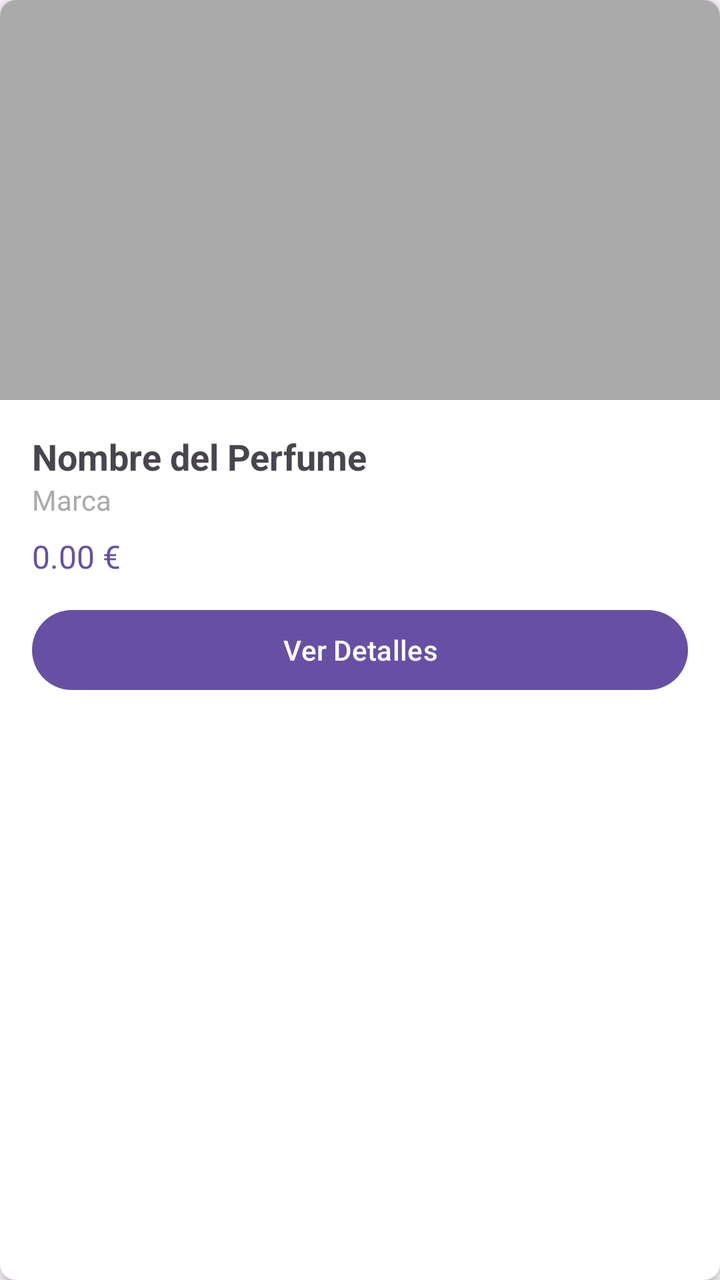
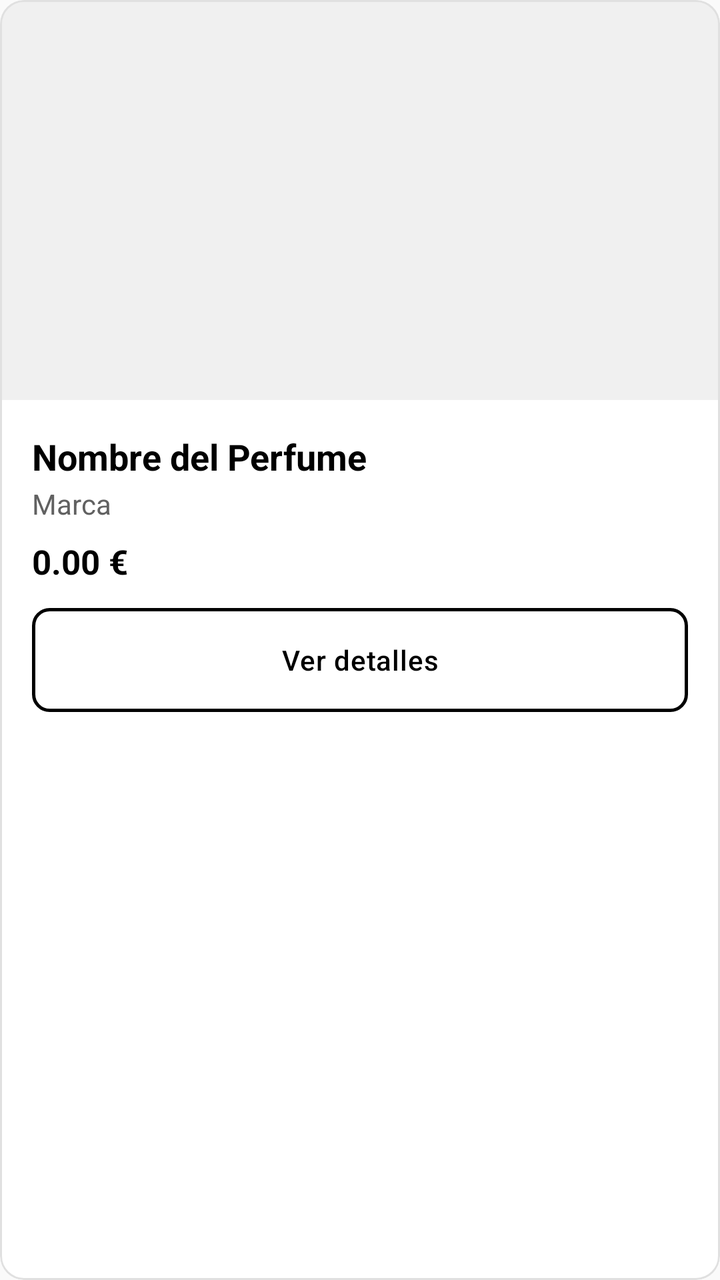

An Android layout rendered at two revisions. The XML below is the earlier revision; the diff shows what the commit changed to produce the second picture.
<!-- AndroidManifest.xml: application theme Theme.Proyectofinal -->
<!-- res/layout/item_perfume.xml -->
<?xml version="1.0" encoding="utf-8"?>
<androidx.cardview.widget.CardView xmlns:android="http://schemas.android.com/apk/res/android"
    xmlns:app="http://schemas.android.com/apk/res-auto"
    android:layout_width="match_parent"
    android:layout_height="wrap_content"
    android:layout_margin="8dp"
    app:cardCornerRadius="8dp"
    app:cardElevation="4dp">

    <LinearLayout
        android:layout_width="match_parent"
        android:layout_height="wrap_content"
        android:orientation="vertical">

        <ImageView
            android:id="@+id/ivPerfume"
            android:layout_width="match_parent"
            android:layout_height="200dp"
            android:scaleType="centerCrop"
            android:src="@android:color/darker_gray" />

        <LinearLayout
            android:layout_width="match_parent"
            android:layout_height="wrap_content"
            android:orientation="vertical"
            android:padding="16dp">

            <TextView
                android:id="@+id/tvNombre"
                android:layout_width="match_parent"
                android:layout_height="wrap_content"
                android:text="Nombre del Perfume"
                android:textSize="18sp"
                android:textStyle="bold" />

            <TextView
                android:id="@+id/tvMarca"
                android:layout_width="match_parent"
                android:layout_height="wrap_content"
                android:text="Marca"
                android:textSize="14sp"
                android:textColor="@android:color/darker_gray" />

            <TextView
                android:id="@+id/tvPrecio"
                android:layout_width="match_parent"
                android:layout_height="wrap_content"
                android:text="0.00 €"
                android:textSize="16sp"
                android:textColor="?attr/colorPrimary"
                android:layout_marginTop="8dp" />

            <Button
                android:id="@+id/btnDetalles"
                android:layout_width="match_parent"
                android:layout_height="wrap_content"
                android:layout_marginTop="12dp"
                android:text="Ver Detalles" />

        </LinearLayout>
    </LinearLayout>
</androidx.cardview.widget.CardView>
<!-- resources referenced by this layout -->
<resources>
  <style name="Base.Theme.Proyectofinal" parent="Theme.Material3.DayNight.NoActionBar">
          
          
      </style>
  <!-- unchanged entries left out for length: 1 -->
</resources>

<!-- the commit's change to res/layout/item_perfume.xml (unified diff, before → after) -->
@@ -1,11 +1,11 @@
 <?xml version="1.0" encoding="utf-8"?>
-<androidx.cardview.widget.CardView xmlns:android="http://schemas.android.com/apk/res/android"
+<com.google.android.material.card.MaterialCardView xmlns:android="http://schemas.android.com/apk/res/android"
     xmlns:app="http://schemas.android.com/apk/res-auto"
+    style="@style/Widget.App.Card"
     android:layout_width="match_parent"
     android:layout_height="wrap_content"
-    android:layout_margin="8dp"
-    app:cardCornerRadius="8dp"
-    app:cardElevation="4dp">
+    android:layout_marginHorizontal="12dp"
+    android:layout_marginVertical="6dp">
 
     <LinearLayout
         android:layout_width="match_parent"
@@ -16,8 +16,8 @@
             android:id="@+id/ivPerfume"
             android:layout_width="match_parent"
             android:layout_height="200dp"
-            android:scaleType="centerCrop"
-            android:src="@android:color/darker_gray" />
+            android:background="@color/image_placeholder"
+            android:scaleType="centerCrop" />
 
         <LinearLayout
             android:layout_width="match_parent"
@@ -30,6 +30,7 @@
                 android:layout_width="match_parent"
                 android:layout_height="wrap_content"
                 android:text="Nombre del Perfume"
+                android:textColor="@color/black"
                 android:textSize="18sp"
                 android:textStyle="bold" />
 
@@ -37,26 +38,29 @@
                 android:id="@+id/tvMarca"
                 android:layout_width="match_parent"
                 android:layout_height="wrap_content"
+                android:layout_marginTop="2dp"
                 android:text="Marca"
-                android:textSize="14sp"
-                android:textColor="@android:color/darker_gray" />
+                android:textColor="@color/text_secondary"
+                android:textSize="14sp" />
 
             <TextView
                 android:id="@+id/tvPrecio"
                 android:layout_width="match_parent"
                 android:layout_height="wrap_content"
+                android:layout_marginTop="8dp"
                 android:text="0.00 €"
-                android:textSize="16sp"
-                android:textColor="?attr/colorPrimary"
-                android:layout_marginTop="8dp" />
+                android:textColor="@color/black"
+                android:textSize="17sp"
+                android:textStyle="bold" />
 
             <Button
                 android:id="@+id/btnDetalles"
+                style="@style/Widget.App.Button.Outlined"
                 android:layout_width="match_parent"
                 android:layout_height="wrap_content"
                 android:layout_marginTop="12dp"
-                android:text="Ver Detalles" />
+                android:text="Ver detalles" />
 
         </LinearLayout>
     </LinearLayout>
-</androidx.cardview.widget.CardView>
+</com.google.android.material.card.MaterialCardView>
<!-- resource entries referenced after the edit -->
@@ -1,9 +1,109 @@
 <!-- resources referenced by this layout -->
 <resources>
-  <style name="Base.Theme.Proyectofinal" parent="Theme.Material3.DayNight.NoActionBar">
-          
-          
+  <color name="black">#FF000000</color>
+  <color name="image_placeholder">#FFF0F0F0</color>
+  <color name="text_secondary">#FF616161</color>
+  <style name="Widget.App.Button.Outlined" parent="Widget.Material3.Button.OutlinedButton">
+          <item name="android:background">@drawable/bg_button_outlined</item>
+          <item name="backgroundTint">@null</item>
+          <item name="strokeColor">@color/black</item>
+          <item name="strokeWidth">1.5dp</item>
+          <item name="android:textColor">@color/black</item>
+          <item name="cornerRadius">8dp</item>
+          <item name="android:minHeight">52dp</item>
+          <item name="android:textAllCaps">false</item>
       </style>
+  <style name="Widget.App.Card" parent="Widget.Material3.CardView.Elevated">
+          <item name="cardBackgroundColor">@color/surface</item>
+          <item name="cardCornerRadius">12dp</item>
+          <item name="cardElevation">0dp</item>
+          <item name="strokeColor">@color/border_light</item>
+          <item name="strokeWidth">1dp</item>
+      </style>
+  <!-- drawable bg_button_outlined (drawable) -->
+  <?xml version="1.0" encoding="utf-8"?>
+  <ripple xmlns:android="http://schemas.android.com/apk/res/android"
+      android:color="#1A000000">
+      <item>
+          <shape android:shape="rectangle">
+              <solid android:color="@color/surface" />
+              <corners android:radius="8dp" />
+              <stroke
+                  android:width="1.5dp"
+                  android:color="@color/black" />
+          </shape>
+      </item>
+  </ripple>
+  <color name="surface">#FFFFFFFF</color>
+  <color name="border_light">#FFE0E0E0</color>
+  <style name="Base.Theme.Proyectofinal" parent="Theme.Material3.Light.NoActionBar">
+          <item name="colorPrimary">@color/primary</item>
+          <item name="colorOnPrimary">@color/on_primary</item>
+          <item name="colorSecondary">@color/secondary</item>
+          <item name="colorOnSecondary">@color/on_secondary</item>
+          <item name="android:colorBackground">@color/background</item>
+          <item name="colorSurface">@color/surface</item>
+          <item name="colorOnSurface">@color/on_surface</item>
+          <item name="colorOnBackground">@color/on_background</item>
+          <item name="android:statusBarColor">@color/white</item>
+          <item name="android:navigationBarColor">@color/white</item>
+          <item name="android:windowLightStatusBar">true</item>
+          <item name="android:windowLightNavigationBar" tools:targetApi="27">true</item>
+          <item name="materialButtonStyle">@style/Widget.App.Button</item>
+          <item name="bottomNavigationStyle">@style/Widget.App.BottomNavigation</item>
+          <item name="android:textColorPrimary">@color/black</item>
+          <item name="android:textColorSecondary">@color/text_secondary</item>
+      </style>
+  <color name="primary">#FF000000</color>
+  <color name="on_primary">#FFFFFFFF</color>
+  <color name="secondary">#FF2D2D2D</color>
+  <color name="on_secondary">#FFFFFFFF</color>
+  <color name="background">#FFFAFAFA</color>
+  <color name="on_surface">#FF121212</color>
+  <color name="on_background">#FF121212</color>
+  <color name="white">#FFFFFFFF</color>
+  <style name="Widget.App.Button" parent="Widget.Material3.Button">
+          <item name="android:background">@drawable/bg_button_primary</item>
+          <item name="backgroundTint">@null</item>
+          <item name="android:textColor">@color/white</item>
+          <item name="cornerRadius">8dp</item>
+          <item name="android:minHeight">52dp</item>
+          <item name="android:textAllCaps">false</item>
+          <item name="android:letterSpacing">0.02</item>
+      </style>
+  <style name="Widget.App.BottomNavigation" parent="Widget.Material3.BottomNavigationView">
+          <item name="android:background">@drawable/bg_bottom_nav</item>
+          <item name="itemIconTint">@color/bottom_nav_color</item>
+          <item name="itemTextColor">@color/bottom_nav_color</item>
+          <item name="labelVisibilityMode">labeled</item>
+      </style>
+  <!-- drawable bg_button_primary (drawable) -->
+  <?xml version="1.0" encoding="utf-8"?>
+  <ripple xmlns:android="http://schemas.android.com/apk/res/android"
+      android:color="#33FFFFFF">
+      <item>
+          <shape android:shape="rectangle">
+              <solid android:color="@color/black" />
+              <corners android:radius="8dp" />
+          </shape>
+      </item>
+  </ripple>
+  <!-- drawable bg_bottom_nav (drawable) -->
+  <?xml version="1.0" encoding="utf-8"?>
+  <layer-list xmlns:android="http://schemas.android.com/apk/res/android">
+      <item>
+          <shape android:shape="rectangle">
+              <solid android:color="@color/surface" />
+          </shape>
+      </item>
+      <item android:gravity="top">
+          <shape android:shape="rectangle">
+              <size android:height="1dp" />
+              <solid android:color="@color/divider" />
+          </shape>
+      </item>
+  </layer-list>
+  <color name="divider">#FFE8E8E8</color>
   <!-- unchanged entries left out for length: 1 -->
 </resources>
 
